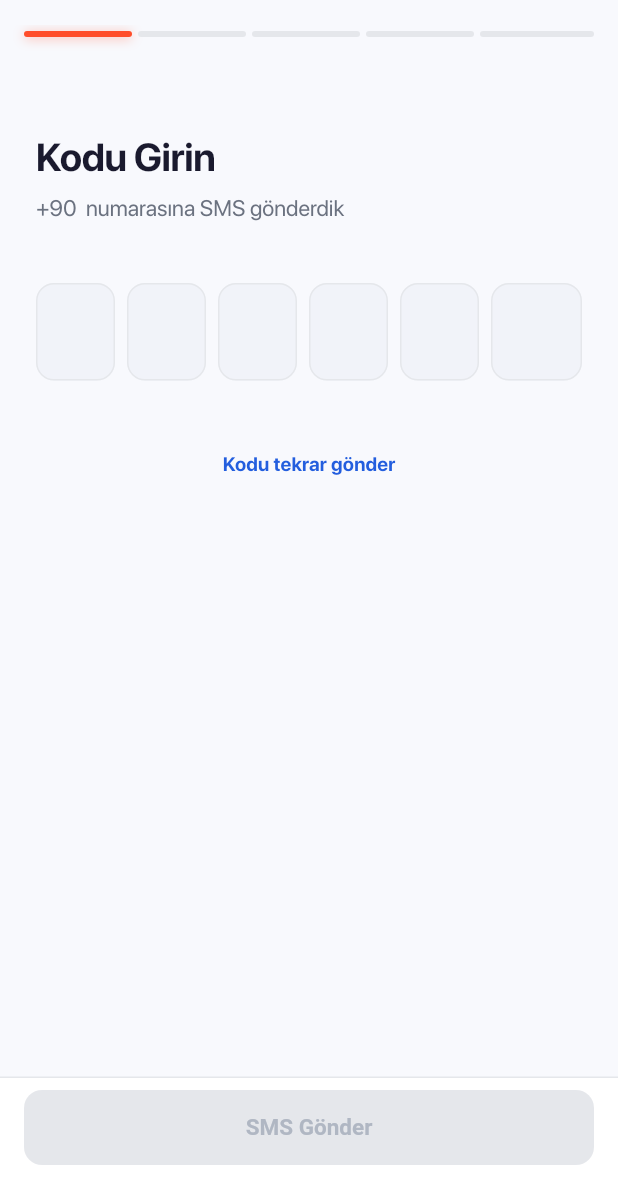
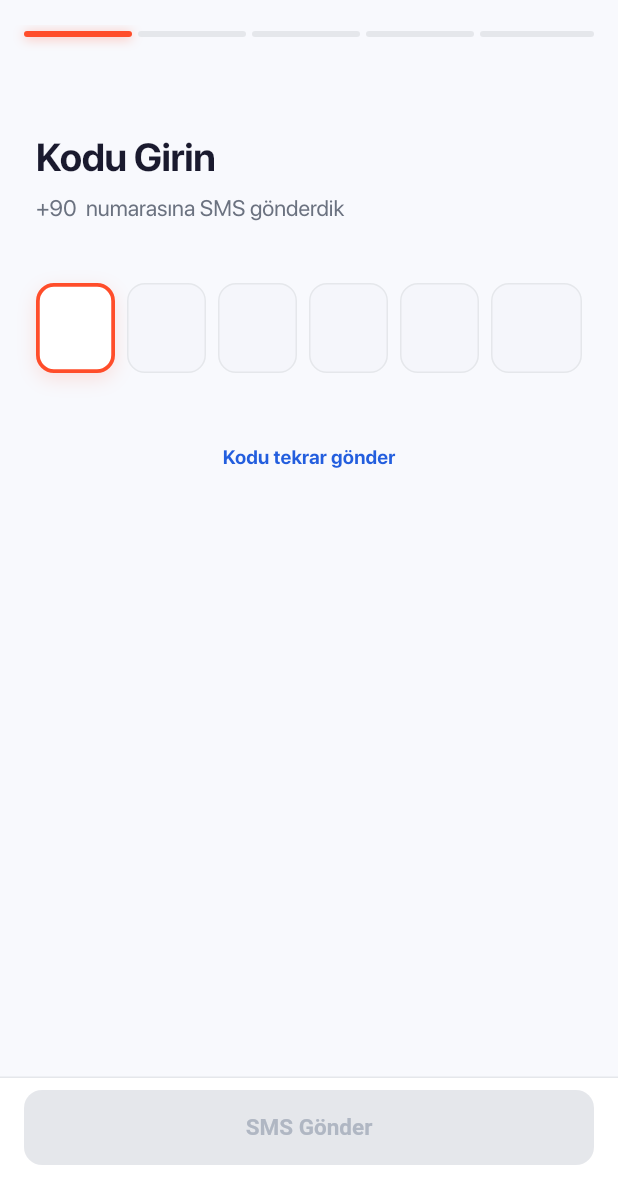
Before and after one commit to gorkemoa/date_app, a Flutter app: the _RegistrationContent screen opened directly, swiped to page 2, on a phone screen of 412 x 824 dp, the part 59-1236 px from its top. Run offline on Flutter 3.47's test engine with Material 3 defaults, Android fonts, the phone set to English and light mode, and no system bars; our stand-ins replace file_picker, flutter_dotenv, flutter_map, flutter_svg, latlong2, liquid_swipe and 1 more; missing offline and left inert: dynamic_timeline_tile_flutter, liquid_glass_renderer, syncfusion_flutter_pdf; accounts and stored records are empty; project files that could hold a hidden picture were left out.

Commit message:
refactor: replace multi-field OTP input with single hidden TextField and animated visual boxes

```diff
--- a/lib/views/registration/steps/step_professional_view.dart
+++ b/lib/views/registration/steps/step_professional_view.dart
@@ -16,24 +16,36 @@ class StepOtpView extends StatefulWidget {
 }
 
 class _StepOtpViewState extends State<StepOtpView> {
-  final _controllers = List.generate(6, (_) => TextEditingController());
-  final _focuses = List.generate(6, (_) => FocusNode());
+  late final TextEditingController _controller;
+  late final FocusNode _focusNode;
+
+  @override
+  void initState() {
+    super.initState();
+    _controller = TextEditingController();
+    _focusNode = FocusNode();
+
+    // Auto-focus with a slight delay to ensure stable keyboard opening
+    Future.delayed(const Duration(milliseconds: 500), () {
+      if (mounted) _focusNode.requestFocus();
+    });
+  }
 
   @override
   void dispose() {
-    for (final c in _controllers) c.dispose();
-    for (final f in _focuses) f.dispose();
+    _controller.dispose();
+    _focusNode.dispose();
     super.dispose();
   }
 
-  void _onChanged(int i, String v) {
-    if (v.isEmpty && i > 0) {
-      _focuses[i - 1].requestFocus();
-    } else if (v.length == 1 && i < 5) {
-      _focuses[i + 1].requestFocus();
+  void _onChanged(String v) {
+    final vm = context.read<RegistrationViewModel>();
+    vm.updateOtp(v);
+
+    // Auto-advance if 6 digits are entered
+    if (v.length == 6) {
+      vm.nextStep();
     }
-    final code = _controllers.map((c) => c.text).join();
-    context.read<RegistrationViewModel>().updateOtp(code);
   }
 
   @override
@@ -45,7 +57,8 @@ class _StepOtpViewState extends State<StepOtpView> {
         : phone;
 
     return GestureDetector(
-      onTap: () => FocusScope.of(context).unfocus(),
+      onTap: () => _focusNode.requestFocus(),
+      behavior: HitTestBehavior.opaque,
       child: SingleChildScrollView(
         padding: const EdgeInsets.symmetric(
           horizontal: AppSpacing.xl,
@@ -76,53 +89,75 @@ class _StepOtpViewState extends State<StepOtpView> {
               ),
             ),
             const SizedBox(height: AppSpacing.xxxl),
-            Row(
-              mainAxisAlignment: MainAxisAlignment.center,
-              children: List.generate(6, (i) {
-                return Expanded(
-                  child: Container(
-                    margin: EdgeInsets.only(right: i < 5 ? AppSpacing.sm : 0),
+
+            // Hidden TextField to capture input
+            Stack(
+              children: [
+                Opacity(
+                  opacity: 0,
+                  child: SizedBox(
+                    height: 1,
                     child: TextField(
-                      controller: _controllers[i],
-                      focusNode: _focuses[i],
-                      textAlign: TextAlign.center,
+                      controller: _controller,
+                      focusNode: _focusNode,
                       keyboardType: TextInputType.number,
-                      maxLength: 1,
-                      autofocus: i == 0,
+                      showCursor: false,
+                      autofocus: true,
+                      onChanged: _onChanged,
+                      maxLength: 6,
                       inputFormatters: [FilteringTextInputFormatter.digitsOnly],
-                      onChanged: (v) => _onChanged(i, v),
-                      style: const TextStyle(
-                        fontSize: 22,
-                        fontWeight: FontWeight.w700,
-                        color: AppColors.textPrimary,
-                      ),
-                      decoration: InputDecoration(
-                        counterText: '',
-                        filled: true,
-                        fillColor: AppColors.surfaceVariant,
-                        contentPadding:
-                            const EdgeInsets.symmetric(vertical: 16),
-                        border: OutlineInputBorder(
+                      decoration: const InputDecoration(counterText: ''),
+                    ),
+                  ),
+                ),
+                // Visual Boxes
+                Row(
+                  mainAxisAlignment: MainAxisAlignment.spaceBetween,
+                  children: List.generate(6, (i) {
+                    final char = _controller.text.length > i ? _controller.text[i] : '';
+                    final isActive = _controller.text.length == i;
+                    final isFilled = _controller.text.length > i;
+
+                    return Expanded(
+                      child: AnimatedContainer(
+                        duration: const Duration(milliseconds: 150),
+                        margin: EdgeInsets.only(right: i < 5 ? AppSpacing.sm : 0),
+                        height: 60,
+                        alignment: Alignment.center,
+                        decoration: BoxDecoration(
+                          color: isActive
+                            ? Colors.white
+                            : AppColors.surfaceVariant.withValues(alpha: 0.5),
                           borderRadius: BorderRadius.circular(AppRadius.md),
-                          borderSide: BorderSide.none,
+                          border: Border.all(
+                            color: isActive
+                              ? AppColors.primary
+                              : isFilled
+                                ? AppColors.primary.withValues(alpha: 0.4)
+                                : AppColors.border,
+                            width: isActive ? 2.5 : 1,
+                          ),
+                          boxShadow: isActive ? [
+                            BoxShadow(
+                              color: AppColors.primary.withValues(alpha: 0.15),
+                              blurRadius: 10,
+                              offset: const Offset(0, 4),
+                            )
+                          ] : null,
                         ),
-                        enabledBorder: OutlineInputBorder(
-                          borderRadius: BorderRadius.circular(AppRadius.md),
-                          borderSide:
-                              const BorderSide(color: AppColors.border),
-                        ),
-                        focusedBorder: OutlineInputBorder(
-                          borderRadius: BorderRadius.circular(AppRadius.md),
-                          borderSide: const BorderSide(
-                            color: AppColors.primary,
-                            width: 2,
+                        child: Text(
+                          char,
+                          style: const TextStyle(
+                            fontSize: 26,
+                            fontWeight: FontWeight.w800,
+                            color: AppColors.textPrimary,
                           ),
                         ),
                       ),
-                    ),
-                  ),
-                );
-              }),
+                    );
+                  }),
+                ),
+              ],
             ),
             const SizedBox(height: AppSpacing.xxl),
             Center(
```
